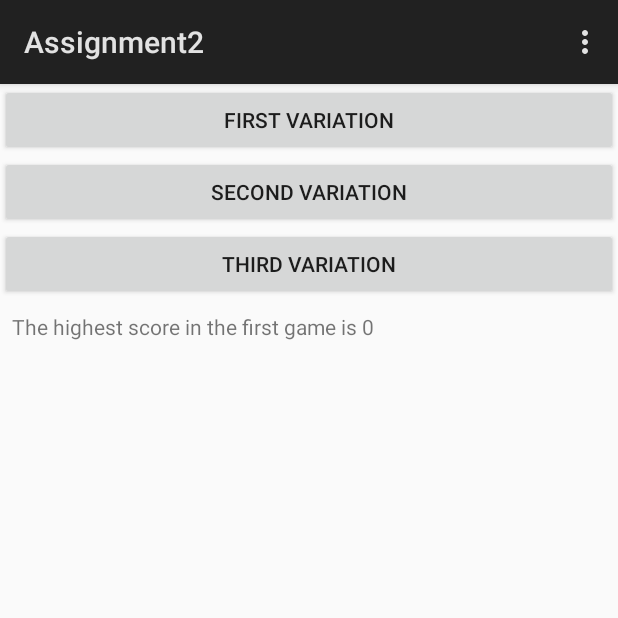
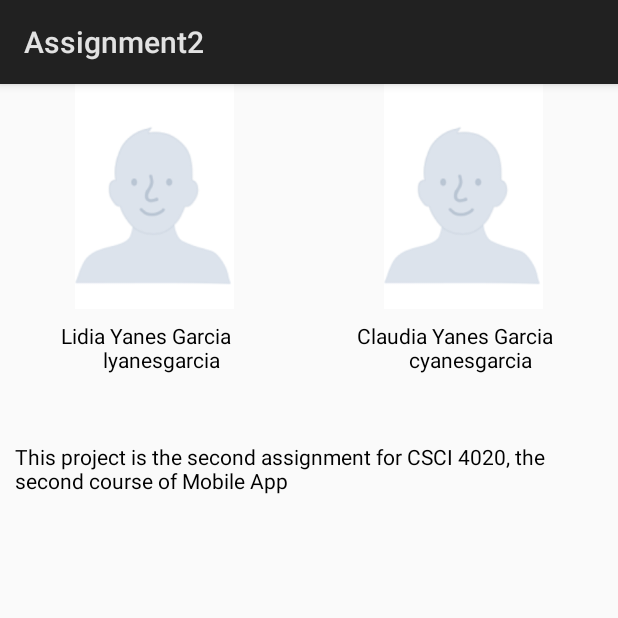
Before and after one commit to ClaudiaLidia/SimonGame, an Android app: the screen it shows after launch (MainActivity before the commit, Aboutus after it), in the options menu, after a tap on "About us", on a phone screen of 412 x 824 dp, the top half of it. Run offline under Robolectric (Android 15) with nearby library versions, the phone set to English and light mode, and no system bars.

Commit message:
Update of about us activity

```diff
--- a/app/src/main/AndroidManifest.xml
+++ b/app/src/main/AndroidManifest.xml
@@ -19,6 +19,7 @@
         <activity android:name=".Firstv"/>
         <activity android:name=".Secondv"/>
         <activity android:name=".Thirdv"/>
+        <activity android:name=".Aboutus"/>
     </application>
 
 </manifest>
--- a/app/src/main/java/com/yanes/assignment2/Aboutus.java
+++ b/app/src/main/java/com/yanes/assignment2/Aboutus.java
@@ -1,8 +1,15 @@
 package com.yanes.assignment2;
+
+import android.app.Activity;
+import android.os.Bundle;
 
 /**
  * Created by LidiayClaudia on 12/03/2018.
  */
 
-public class Aboutus {
+public class Aboutus extends Activity {
+    protected void onCreate(final Bundle savedInstanceState) {
+        super.onCreate(savedInstanceState);
+        setContentView(R.layout.activity_aboutus);
+    }
 }
--- a/app/src/main/res/layout/activity_aboutus.xml
+++ b/app/src/main/res/layout/activity_aboutus.xml
@@ -1,6 +1,62 @@
 <?xml version="1.0" encoding="utf-8"?>
-<android.support.constraint.ConstraintLayout
+<LinearLayout
     xmlns:android="http://schemas.android.com/apk/res/android" android:layout_width="match_parent"
-    android:layout_height="match_parent">
+    android:layout_height="match_parent"
+    android:orientation="vertical">
+    <LinearLayout
+        android:layout_width="match_parent"
+        android:layout_height="wrap_content"
+        android:orientation="horizontal"
+        android:weightSum="2">
 
-</android.support.constraint.ConstraintLayout>
+        <ImageView
+            android:layout_width="105dp"
+            android:layout_height="150dp"
+            android:layout_weight="1"
+            android:src="@drawable/user"/>
+
+        <ImageView
+            android:layout_width="105dp"
+            android:layout_height="150dp"
+            android:layout_weight="1"
+            android:src="@drawable/user" />
+
+    </LinearLayout>
+
+    <LinearLayout
+        android:layout_width="match_parent"
+        android:layout_height="wrap_content"
+        android:weightSum="2"
+        android:orientation="horizontal">
+
+        <TextView
+            android:layout_width="wrap_content"
+            android:layout_height="wrap_content"
+            android:layout_weight="1"
+            android:textAlignment="center"
+            android:layout_marginTop="8dp"
+            android:text="Lidia Yanes Garcia \n
+    lyanesgarcia"
+            android:textColor="#000" />
+
+        <TextView
+            android:layout_width="wrap_content"
+            android:layout_height="wrap_content"
+            android:layout_weight="1"
+            android:textColor="#000"
+            android:textAlignment="center"
+            android:layout_marginTop="8dp"
+            android:text="Claudia Yanes Garcia \n
+    cyanesgarcia" />
+
+    </LinearLayout>
+
+    <TextView
+        android:layout_width="wrap_content"
+        android:layout_height="wrap_content"
+        android:layout_marginTop="45dp"
+        android:layout_marginLeft="10dp"
+        android:textColor="#000"
+        android:text="This project is the second assignment for CSCI 4020, the second course of Mobile App"
+        />
+</LinearLayout>
```
Also changed, not shown: app/src/main/res/drawable/user.png (added).
